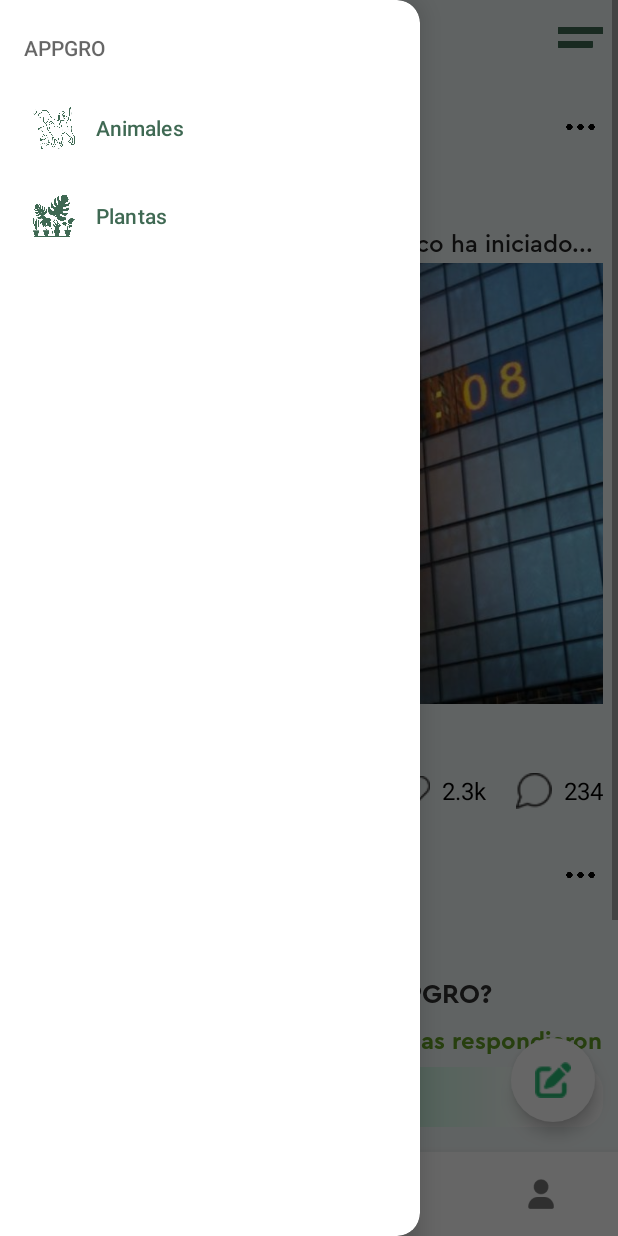
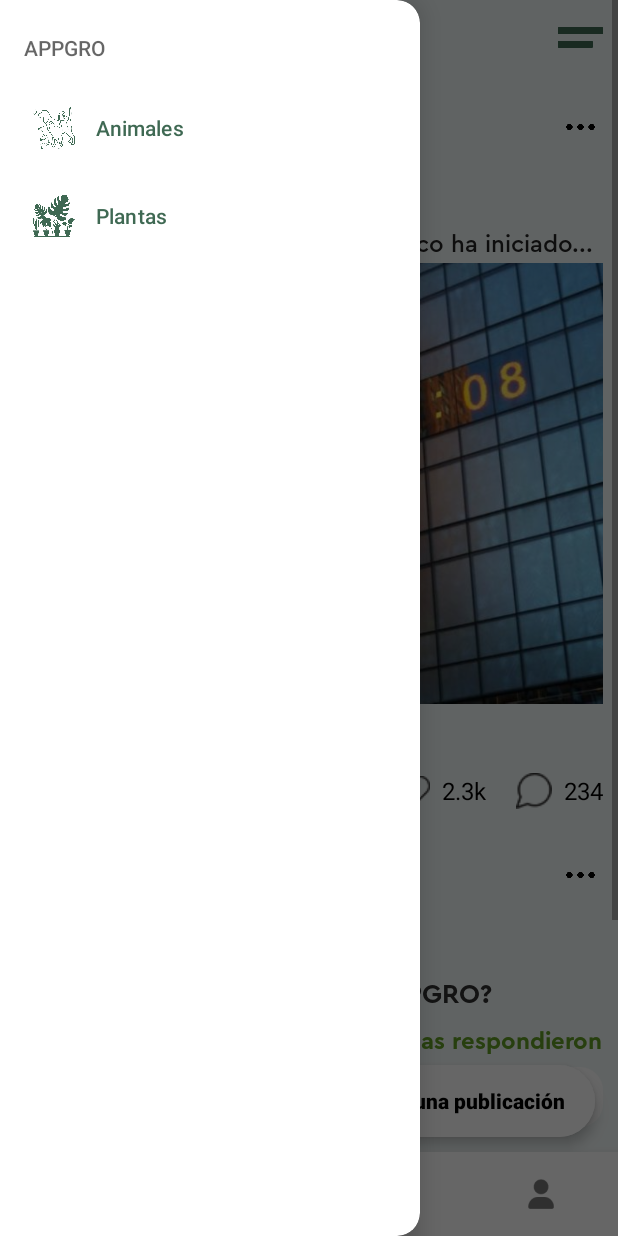
Before and after one commit to Dreamer-byte/startup-appgro, an Android app: the CommunityFragment screen opened through its navigation route, with the side drawer open, on a phone screen of 412 x 824 dp. Run offline under Robolectric (Android 15) with nearby library versions, the phone set to English and light mode, and no system bars; our stand-ins replace CircleImageView, navigation-ui.

Commit message:
Modified FloatingActionButton in Community Plant

```diff
--- a/app/src/main/res/layout/fragment_community.xml
+++ b/app/src/main/res/layout/fragment_community.xml
@@ -295,20 +295,31 @@
             </androidx.constraintlayout.widget.ConstraintLayout>
         </ScrollView>
     </androidx.constraintlayout.widget.ConstraintLayout>
-    <com.google.android.material.floatingactionbutton.FloatingActionButton
+    <com.google.android.material.floatingactionbutton.ExtendedFloatingActionButton
         android:id="@+id/btnPost"
         android:layout_width="wrap_content"
         android:layout_height="wrap_content"
-        android:src="@drawable/write"
+        app:icon="@drawable/write"
+        android:text="@string/escribir_una_publicaci_n"
+        android:layout_marginBottom="10dp"
+        app:iconSize="24dp"
+        android:textStyle="bold"
+        android:textColor="@color/black"
+        android:elegantTextHeight="true"
+        android:shadowColor="#3FFF48"
+        android:insetRight="0dp"
+        android:insetLeft="0dp"
+        android:fontFamily="sans-serif-black"
+        android:textSize="14sp"
+        android:elevation="5dp"
+        android:stateListAnimator="@null"
+        android:backgroundTint="#FFFFFF"
         android:layout_marginEnd="15dp"
         app:fabSize="normal"
-        android:layout_marginBottom="20dp"
-        app:rippleColor="#818181"
-        app:layout_behavior="com.google.android.material.behavior.HideBottomViewOnScrollBehavior"
-        android:backgroundTint="@color/white"
-        android:soundEffectsEnabled="true"
-        app:layout_anchor="@id/constraintContainer"
-        app:layout_anchorGravity="bottom|end"
+        app:iconTint="#35D33D"
+        android:insetBottom="0dp"
+        android:insetTop="0dp"
+        android:layout_gravity="bottom|end"
         style="@style/Widget.Material3.FloatingActionButton.Surface"
         android:contentDescription="@string/escribir_una_publicaci_n" />
 </androidx.coordinatorlayout.widget.CoordinatorLayout>
```
